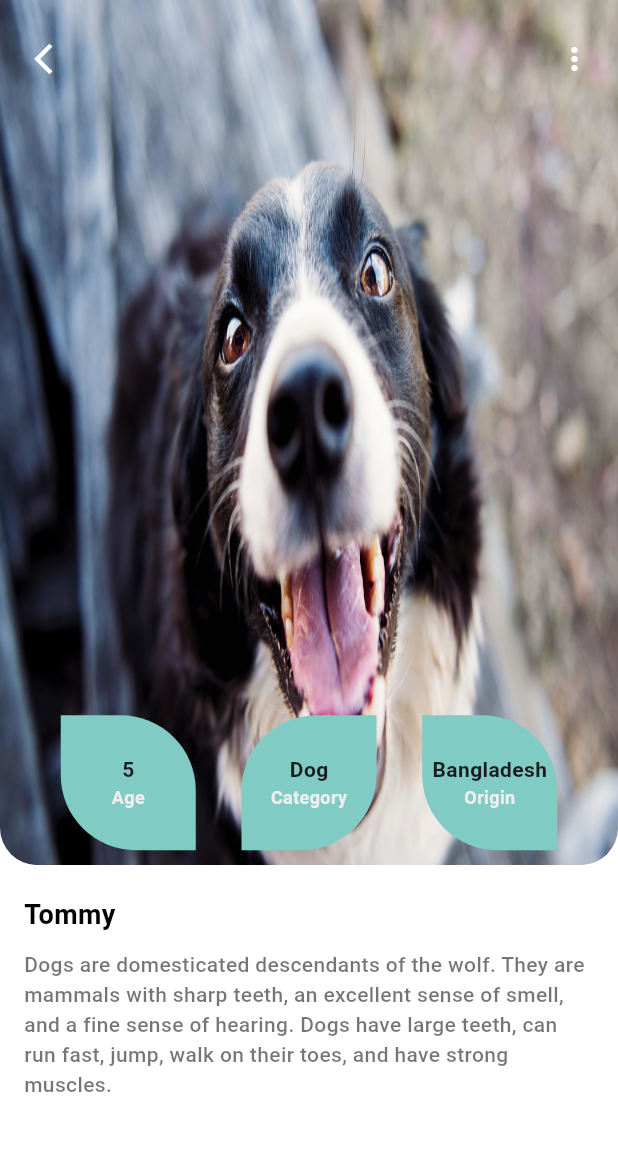
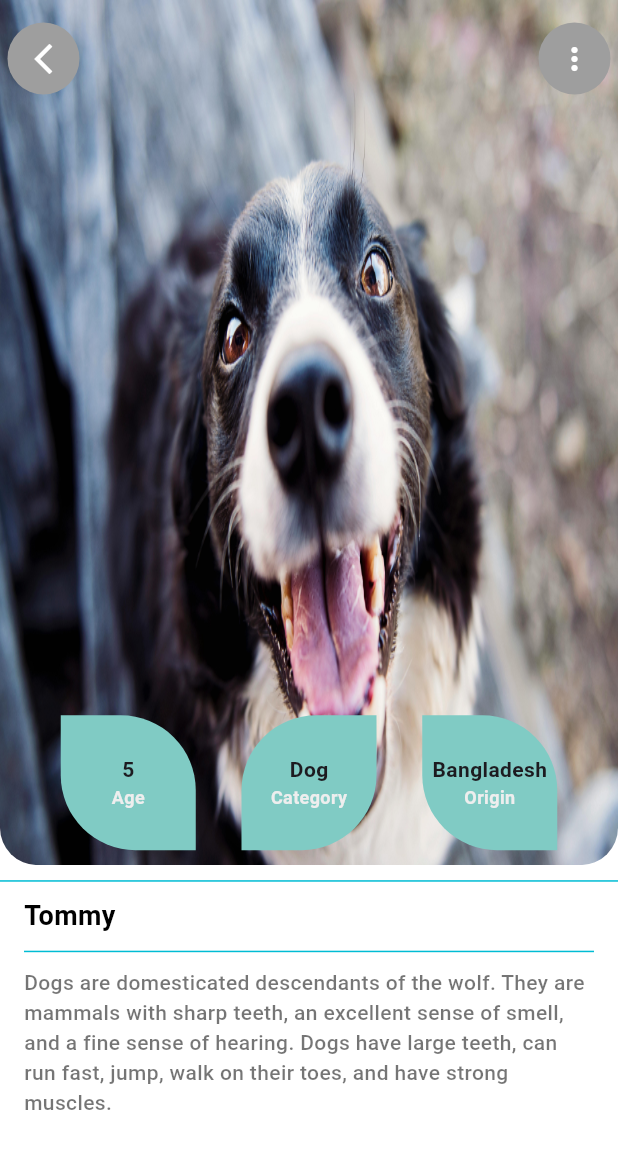
Before and after one commit to foysal012/pet_app, a Flutter app: the DetailsPage screen opened directly with sample values from the repository, on a phone screen of 412 x 824 dp. Shown: the top 1149 px of the screen. Run offline on Flutter 3.47's test engine with Material 3 defaults, Android fonts, the phone set to English and light mode, and no system bars; our stand-ins replace gap, get; network calls fail.

Commit message:
Working on Details Page.

```diff
--- a/lib/details_page/view/details_page.dart
+++ b/lib/details_page/view/details_page.dart
@@ -148,16 +148,27 @@ class _DetailsPageState extends State<DetailsPage> {
                       Positioned(
                           top: 15,
                           left: 5,
+                          child: Container(
+                            decoration: BoxDecoration(
+                              color: Colors.grey,
+                              shape: BoxShape.circle
+                            ),
                             child: IconButton(
                                 onPressed: (){
                                   Get.back();
                                 },
                                 icon: const Icon(Icons.arrow_back_ios_new_outlined, color: Colors.white,)
+                            ),
                           )),
 
                       Positioned(
                           top: 15,
                           right: 5,
+                        child: Container(
+                          decoration: BoxDecoration(
+                              color: Colors.grey,
+                              shape: BoxShape.circle
+                          ),
                           child: PopupMenuButton<Color>(
                               icon: const Icon(Icons.more_vert, color: Colors.white,),
                               initialValue: selectedColor,
@@ -177,10 +188,19 @@ class _DetailsPageState extends State<DetailsPage> {
                                 const PopupMenuItem<Color>(value: Colors.pink, child: Text('Pink')),
                               ]
                           ),
+                        ),
                       )
                     ],
                   ),
-                  const Gap(20.0),
+                  const Gap(10.0),
+
+                  const Divider(
+                    height: 1.0,
+                    thickness: 1.0,
+                    color: Colors.cyan
+                  ),
+                  const Gap(10.0),
+
                   Padding(
                     padding: const EdgeInsets.symmetric(horizontal: 16.0),
                     child: Column(
@@ -189,6 +209,14 @@ class _DetailsPageState extends State<DetailsPage> {
                         Text('${detailsData.petName}',
                             style: const TextStyle(fontSize: 18, fontWeight: FontWeight.bold, color: Colors.black)),
                         const Gap(10.0),
+
+                        const Divider(
+                          height: 1.0,
+                          thickness: 1.0,
+                          color: Colors.cyan
+                        ),
+                        const Gap(10.0),
+
                         Text('${detailsData.petDescription}',
                             style: const TextStyle(fontSize: 14, fontWeight: FontWeight.w500, color: Colors.black54)
                         ),
--- a/lib/home_page/view/home_page.dart
+++ b/lib/home_page/view/home_page.dart
@@ -94,9 +94,8 @@ class _HomePageState extends State<HomePage> {
                 const Divider(
                   height: 1.0,
                   thickness: 1.0,
-                  color: Colors.cyan,
+                  color: Colors.cyan
                 ),
-
                 const Gap(10.0),
 
                 ListView.builder(
```
Lines whose indentation alone changed are shown as unchanged.
